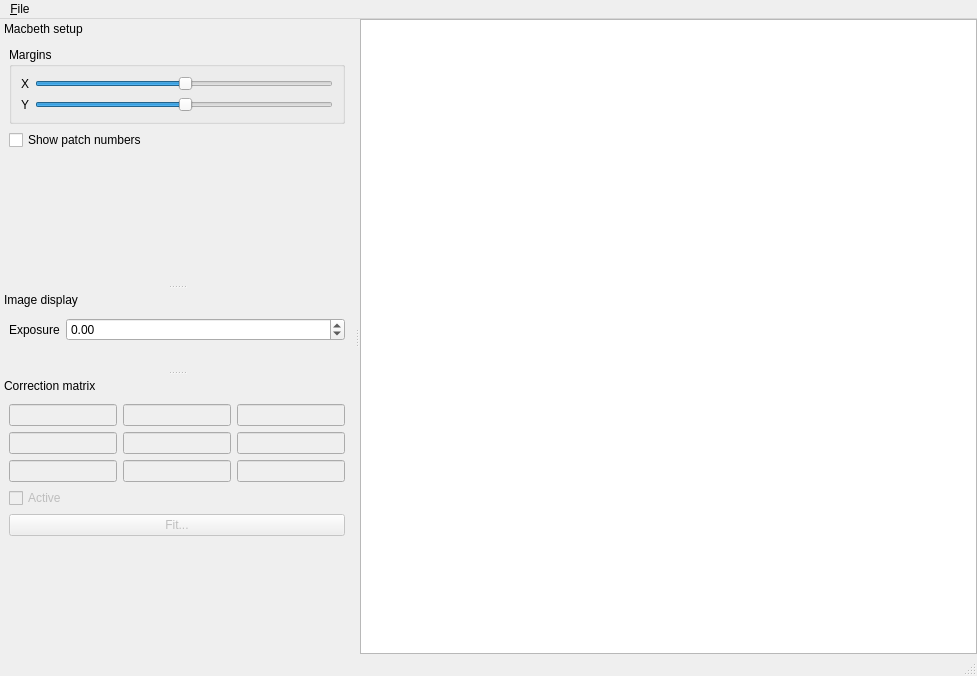
Before: the Qt Designer form apps/gui/mainwindow.ui in afichet/camera-calibration, drawn with Qt 5.
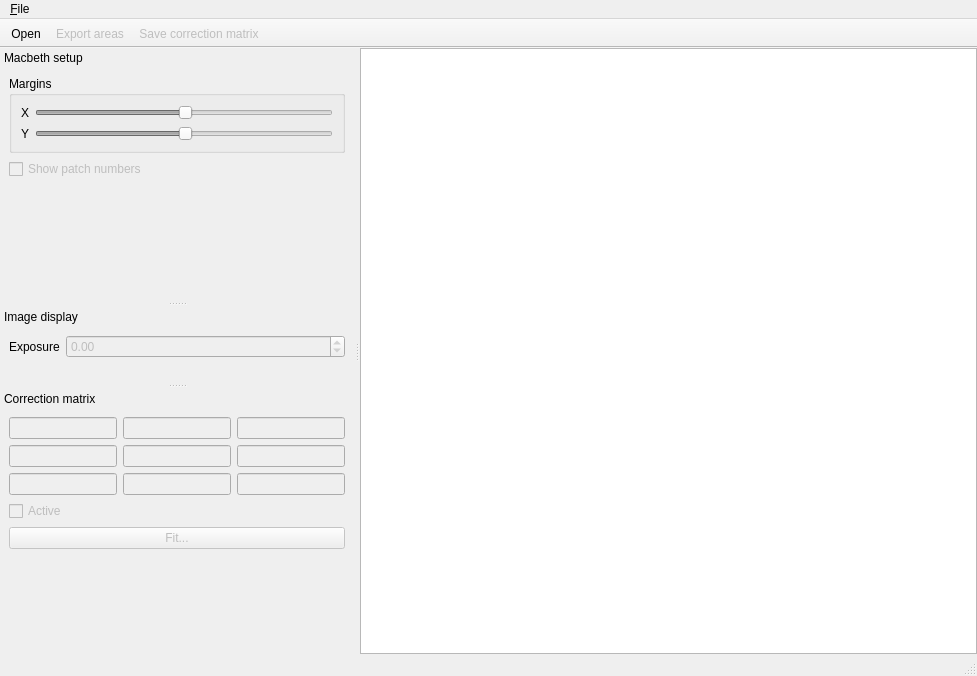
After: the same form once the commit is applied. Icons and pictures are not drawn. Custom widgets are drawn as their Qt base class.

```diff
--- a/apps/gui/mainwindow.ui
+++ b/apps/gui/mainwindow.ui
@@ -74,6 +74,9 @@
        <layout class="QGridLayout" name="gridLayout_2">
         <item row="0" column="1">
          <widget class="QSlider" name="sliderInnerMarginX">
+          <property name="enabled">
+           <bool>false</bool>
+          </property>
           <property name="value">
            <number>50</number>
           </property>
@@ -84,6 +87,9 @@
         </item>
         <item row="2" column="1">
          <widget class="QSlider" name="sliderInnerMarginY">
+          <property name="enabled">
+           <bool>false</bool>
+          </property>
           <property name="value">
            <number>50</number>
           </property>
@@ -111,6 +117,9 @@
      </item>
      <item>
       <widget class="QCheckBox" name="showPatchNumbers">
+       <property name="enabled">
+        <bool>false</bool>
+       </property>
        <property name="text">
         <string>Show patch numbers</string>
        </property>
@@ -146,6 +155,9 @@
     <layout class="QFormLayout" name="formLayout_2">
      <item row="0" column="1">
       <widget class="QDoubleSpinBox" name="exposureValue">
+       <property name="enabled">
+        <bool>false</bool>
+       </property>
        <property name="minimum">
         <double>-99.000000000000000</double>
        </property>
@@ -339,6 +351,29 @@
     </layout>
    </widget>
   </widget>
+  <widget class="QToolBar" name="toolBar">
+   <property name="windowTitle">
+    <string>toolBar</string>
+   </property>
+   <property name="movable">
+    <bool>false</bool>
+   </property>
+   <property name="iconSize">
+    <size>
+     <width>20</width>
+     <height>20</height>
+    </size>
+   </property>
+   <attribute name="toolBarArea">
+    <enum>TopToolBarArea</enum>
+   </attribute>
+   <attribute name="toolBarBreak">
+    <bool>false</bool>
+   </attribute>
+   <addaction name="action_Open"/>
+   <addaction name="action_Save_areas"/>
+   <addaction name="actionSave_correction_matrix"/>
+  </widget>
   <action name="action_Open">
    <property name="text">
     <string>&amp;Open...</string>
@@ -352,7 +387,7 @@
     <bool>false</bool>
    </property>
    <property name="text">
-    <string>Save &amp;areas...</string>
+    <string>Export &amp;areas...</string>
    </property>
   </action>
   <action name="actionQuit">
```
Left out of the diff: 20 changed lines with no effect on the pictures.
